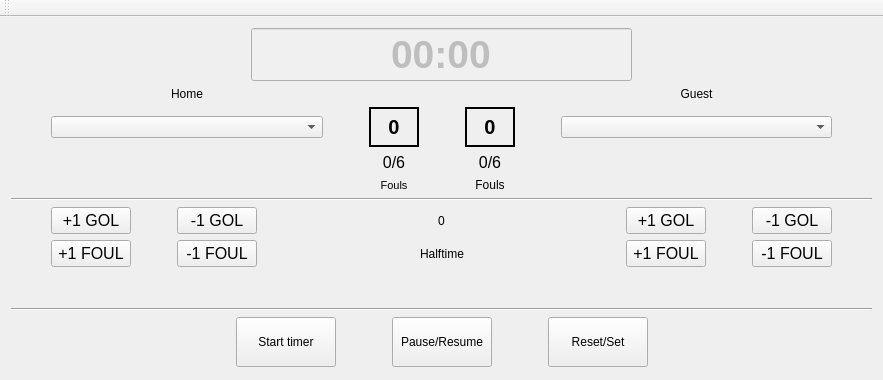
This is ScoreBoard/scoreboard.ui in brujlo/Scoreboard3 as Qt 5 draws it before an edit; both pictures show x 0 to 883 and y 0 to 380 of the 883 by 555 pixel window. The edited form follows.
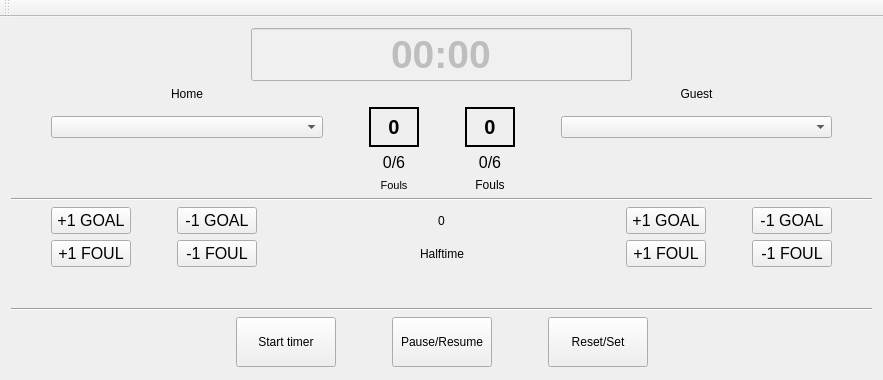
This is the edited form.

Commit message: Promjenjen naziv GOL u GOAL

```diff
--- a/ScoreBoard/scoreboard.ui
+++ b/ScoreBoard/scoreboard.ui
@@ -575,7 +575,7 @@
          </font>
         </property>
         <property name="text">
-         <string>+1 GOL</string>
+         <string>+1 GOAL</string>
         </property>
        </widget>
       </item>
@@ -603,7 +603,7 @@
          </font>
         </property>
         <property name="text">
-         <string>-1 GOL</string>
+         <string>-1 GOAL</string>
         </property>
        </widget>
       </item>
@@ -651,7 +651,7 @@
          </font>
         </property>
         <property name="text">
-         <string>+1 GOL</string>
+         <string>+1 GOAL</string>
         </property>
        </widget>
       </item>
@@ -679,7 +679,7 @@
          </font>
         </property>
         <property name="text">
-         <string>-1 GOL</string>
+         <string>-1 GOAL</string>
         </property>
        </widget>
       </item>
```
The commit also changes 22 other files.
